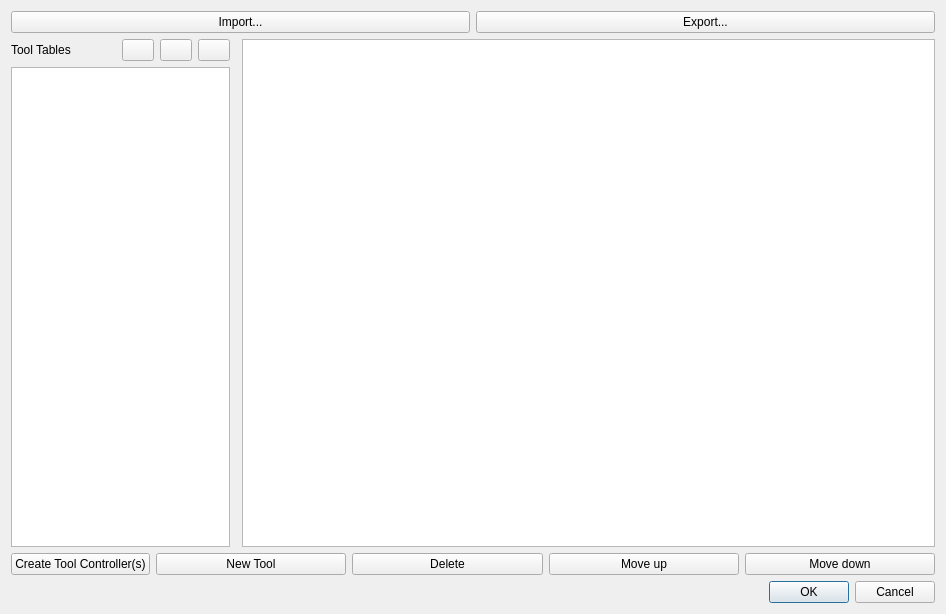
Before: the Qt Designer form src/Mod/Path/Gui/Resources/panels/ToolLibraryEditor.ui in berndhahnebach/All_FreeCAD, drawn with Qt 5.
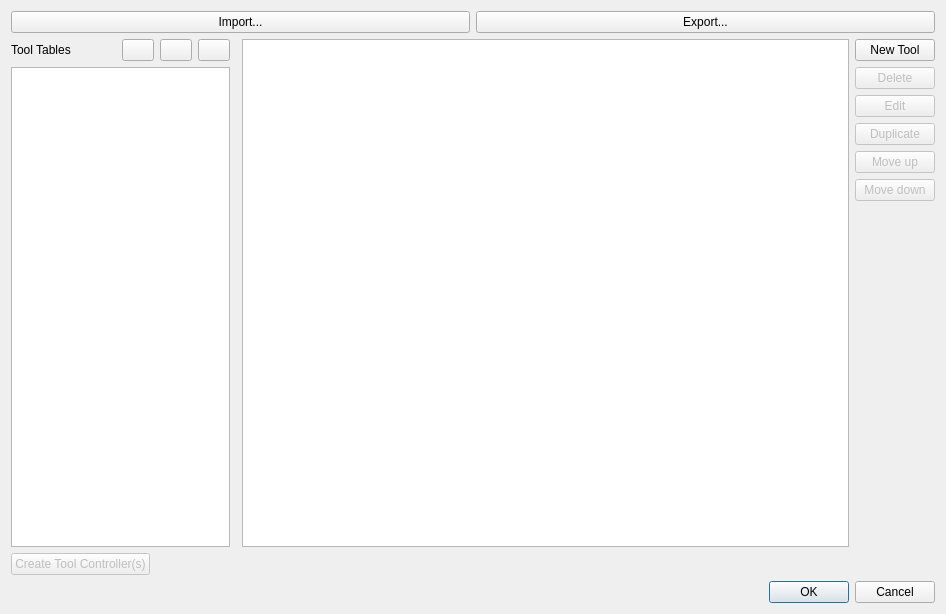
After: the same form once the commit is applied. Icons and pictures are not drawn.

Commit message: Allow editing and duplication of tools

Patch:
```diff
--- a/src/Mod/Path/Gui/Resources/panels/ToolLibraryEditor.ui
+++ b/src/Mod/Path/Gui/Resources/panels/ToolLibraryEditor.ui
@@ -39,6 +39,8 @@
     </layout>
    </item>
    <item row="1" column="0">
+    <layout class="QHBoxLayout" name="horizontalLayout_2">
+     <item>
     <layout class="QHBoxLayout" name="horizontalLayout_5">
      <item>
       <widget class="QWidget" name="widget" native="true">
@@ -203,7 +205,7 @@
         <bool>false</bool>
        </property>
        <attribute name="horizontalHeaderStretchLastSection">
-        <bool>true</bool>
+          <bool>false</bool>
        </attribute>
        <attribute name="verticalHeaderVisible">
         <bool>false</bool>
@@ -215,28 +217,8 @@
      </item>
     </layout>
    </item>
-   <item row="2" column="0">
-    <layout class="QHBoxLayout" name="horizontalLayout_2">
      <item>
-      <widget class="QPushButton" name="btnCopyTools">
-       <property name="sizePolicy">
-        <sizepolicy hsizetype="Fixed" vsizetype="Fixed">
-         <horstretch>0</horstretch>
-         <verstretch>0</verstretch>
-        </sizepolicy>
-       </property>
-       <property name="toolTip">
-        <string>Create Tool Controllers for the selected tools</string>
-       </property>
-       <property name="text">
-        <string>Create Tool Controller(s)</string>
-       </property>
-       <property name="icon">
-        <iconset resource="../Path.qrc">
-         <normaloff>:/icons/Path-LengthOffset.svg</normaloff>:/icons/Path-LengthOffset.svg</iconset>
-       </property>
-      </widget>
-     </item>
+      <layout class="QVBoxLayout" name="verticalLayout_2">
      <item>
       <widget class="QPushButton" name="ButtonNewTool">
        <property name="text">
@@ -250,6 +232,18 @@
      </item>
      <item>
       <widget class="QPushButton" name="ButtonDelete">
+         <property name="enabled">
+          <bool>false</bool>
+         </property>
+         <property name="sizePolicy">
+          <sizepolicy hsizetype="Minimum" vsizetype="Fixed">
+           <horstretch>0</horstretch>
+           <verstretch>0</verstretch>
+          </sizepolicy>
+         </property>
+         <property name="styleSheet">
+          <string notr="true"/>
+         </property>
        <property name="text">
         <string>Delete</string>
        </property>
@@ -259,8 +253,45 @@
        </property>
       </widget>
      </item>
+       <item>
+        <widget class="QPushButton" name="ButtonEdit">
+         <property name="enabled">
+          <bool>false</bool>
+         </property>
+         <property name="autoFillBackground">
+          <bool>false</bool>
+         </property>
+         <property name="text">
+          <string>Edit</string>
+         </property>
+         <property name="icon">
+          <iconset resource="../../../../../Gui/Icons/resource.qrc">
+           <normaloff>:/icons/edit-edit.svg</normaloff>:/icons/edit-edit.svg</iconset>
+         </property>
+        </widget>
+       </item>
+       <item>
+        <widget class="QPushButton" name="ButtonDuplicate">
+         <property name="enabled">
+          <bool>false</bool>
+         </property>
+         <property name="autoFillBackground">
+          <bool>false</bool>
+         </property>
+         <property name="text">
+          <string>Duplicate</string>
+         </property>
+         <property name="icon">
+          <iconset resource="../Path.qrc">
+           <normaloff>:/icons/Path-ToolDuplicate.svg</normaloff>:/icons/Path-ToolDuplicate.svg</iconset>
+         </property>
+        </widget>
+       </item>
      <item>
       <widget class="QPushButton" name="ButtonUp">
+         <property name="enabled">
+          <bool>false</bool>
+         </property>
        <property name="text">
         <string>Move up</string>
        </property>
@@ -281,6 +312,12 @@
      </item>
      <item>
       <widget class="QPushButton" name="ButtonDown">
+         <property name="enabled">
+          <bool>false</bool>
+         </property>
+         <property name="autoFillBackground">
+          <bool>false</bool>
+         </property>
        <property name="text">
         <string>Move down</string>
        </property>
@@ -290,7 +327,45 @@
        </property>
       </widget>
      </item>
-    </layout>
+       <item>
+        <spacer name="verticalSpacer">
+         <property name="orientation">
+          <enum>Qt::Vertical</enum>
+         </property>
+         <property name="sizeHint" stdset="0">
+          <size>
+           <width>20</width>
+           <height>40</height>
+          </size>
+         </property>
+        </spacer>
+       </item>
+      </layout>
+     </item>
+    </layout>
+   </item>
+   <item row="2" column="0">
+    <widget class="QPushButton" name="btnCopyTools">
+     <property name="enabled">
+      <bool>false</bool>
+     </property>
+     <property name="sizePolicy">
+      <sizepolicy hsizetype="Fixed" vsizetype="Fixed">
+       <horstretch>0</horstretch>
+       <verstretch>0</verstretch>
+      </sizepolicy>
+     </property>
+     <property name="toolTip">
+      <string>Create Tool Controllers for the selected tools</string>
+     </property>
+     <property name="text">
+      <string>Create Tool Controller(s)</string>
+     </property>
+     <property name="icon">
+      <iconset resource="../Path.qrc">
+       <normaloff>:/icons/Path-LengthOffset.svg</normaloff>:/icons/Path-LengthOffset.svg</iconset>
+     </property>
+    </widget>
    </item>
    <item row="3" column="0">
     <widget class="QDialogButtonBox" name="buttonBox">
```
Lines whose indentation alone changed are shown as unchanged. The commit also changes 3 other files.
